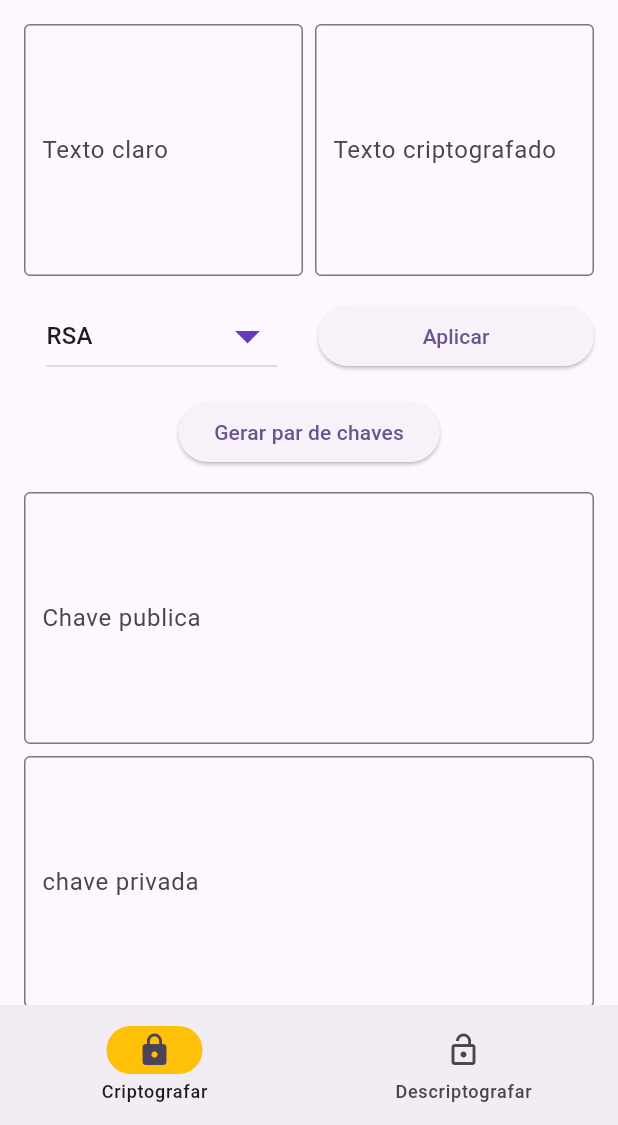
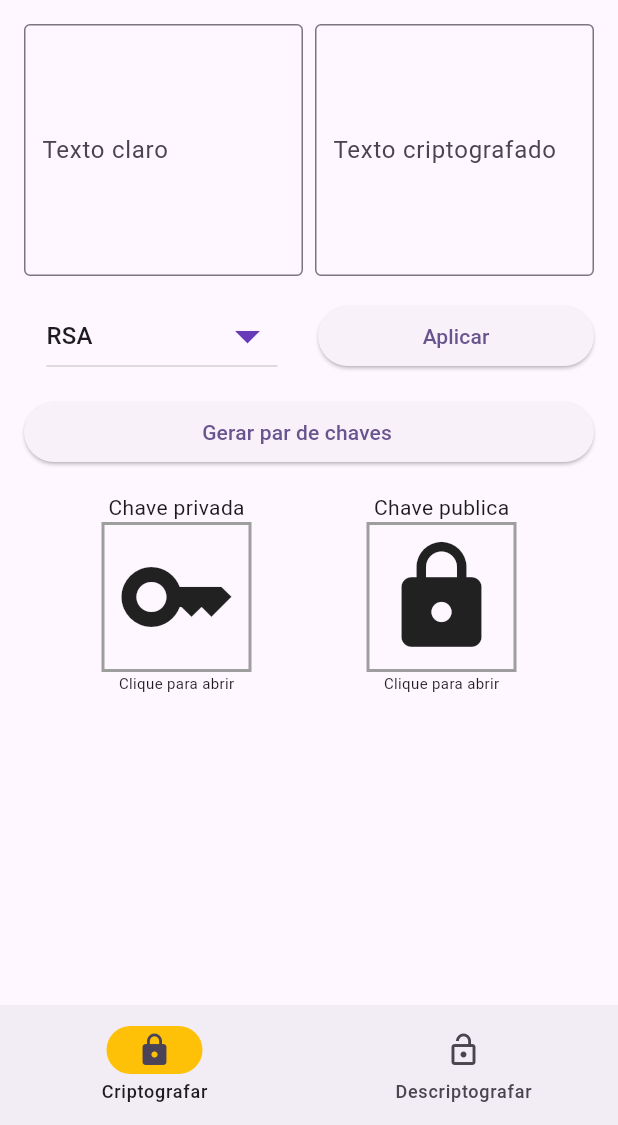
Before and after one commit to viniciusgiacomelli/cryptool, a Flutter app: the screen it shows after launch, after a tap on "Aplicar", on a phone screen of 412 x 824 dp, the part 111-1236 px from its top. Run offline on Flutter 3.47's test engine with Material 3 defaults, Android fonts, the phone set to English and light mode, and no system bars; our stand-ins replace get_it; missing offline and left inert: fast_rsa.

Commit message:
feat: :sparkles: new layout

```diff
--- a/lib/view/phone/components/phone_form.dart
+++ b/lib/view/phone/components/phone_form.dart
@@ -20,8 +20,10 @@ class _PhoneFormState extends State<PhoneForm> {
 
   final _formKey = GlobalKey<FormState>();
 
-  List<String> algorithms = <String>["RSA", "AES", "MD5"];
+  List<String> algorithms = <String>["RSA", "AES"];
   late String _algorithm;
+  bool _generatedKeys = false;
+  bool _generating = false;
 
   @override
   void initState() {
@@ -29,12 +31,30 @@ class _PhoneFormState extends State<PhoneForm> {
     super.initState();
   }
 
+  Future<String?> _generateKeyPair() async {
+    setState(() {
+      _generating = true;
+    });
+    var cryptoService = getIt.get<CryptoService>();
+    KeyPair keyPair = await cryptoService.generateKeryPair();
+    publicKeyTextController.text = keyPair.publicKey;
+    privateKeyTextController.text = keyPair.privateKey;
+    setState(() {
+      _generating = false;
+      _generatedKeys = true;
+    });
+    return null;
+  }
+
   Future<String> _getPublicKey() async {
     if(publicKeyTextController.text == ""){
       var cryptoService = getIt.get<CryptoService>();
       KeyPair keyPair = await cryptoService.generateKeryPair();
+      setState(() {
         publicKeyTextController.text = keyPair.publicKey;
         privateKeyTextController.text = keyPair.privateKey;
+        _generatedKeys = true;
+      });
       return publicKeyTextController.text;
     }
     return publicKeyTextController.text;
@@ -148,11 +168,7 @@ class _PhoneFormState extends State<PhoneForm> {
                   Expanded(
                     child: ElevatedButton(
                         onPressed: () async {
-                          var secretText = await cryptoService.cryptograph(
-                              message: cleanTextController.text,
-                              publicKey: await _getPublicKey()
-                          );
-                          secretTextController.text = secretText;
+                          await _generateKeyPair();
                         },
                         child: Text("Aplicar")
                     ),
@@ -161,47 +177,93 @@ class _PhoneFormState extends State<PhoneForm> {
               ),
               SizedBox(height: 16.0),
               ElevatedButton(
-                child: Text("Gerar par de chaves"),
+                child: Row(
+                  mainAxisAlignment: MainAxisAlignment.center,
+                  children: [
+                    Text("Gerar par de chaves"),
+                    SizedBox( width: 8,),
+                    _generating ?
+                        SizedBox(
+                          height: 8,
+                          width: 8,
+                          child: CircularProgressIndicator(
+                            strokeWidth: 2,
+                          ),
+                        ) :
+                        SizedBox( width: 8,)
+                  ],
+                ),
                 onPressed: () async {
-                  KeyPair keyPair = await cryptoService.generateKeryPair();
-                  publicKeyTextController.text = keyPair.publicKey;
-                  privateKeyTextController.text = keyPair.privateKey;
+                  await _generateKeyPair();
                 },
               ),
               SizedBox(height: 16,),
-              TextFormField(
+              Row(
+                mainAxisAlignment: MainAxisAlignment.spaceEvenly,
+                children: [
+                  GestureDetector(
+                    onTap: (){
+                      _dialogBuilder(context, "privada");
+                    },
+                    child: Container(
+                      width: 150,
+                      height: 150,
+                      child: Column(
+                        children: [
+                          Text("Chave privada"),
+                          Container(
+                            width: 100,
+                            height: 100,
+                            decoration: BoxDecoration(
+                              border: Border.all(
+                                  color: Colors.grey,
+                                  width: 2.0
+                              ),
+                            ),
+                            child: Center(
+                              child: _generatedKeys ?
+                              Icon( Icons.key, size: 80,) :
+                              Text("Gerar chave"),
+                            ),
+                          ),
+                          Text("Clique para abrir", style: TextStyle(fontSize: 10),),
+                        ],
+                      ),
+                    )
+                  ),
+                  GestureDetector(
                       onTap: (){
                         _dialogBuilder(context, "pública");
                       },
-                readOnly: true,
-                maxLines: 6,
-                decoration: const InputDecoration(
-                  border: OutlineInputBorder(),
-                  labelText: "Chave publica",
-                  contentPadding: EdgeInsets.symmetric(
-                    vertical: 12,
-                    horizontal: 8
+                      child: Container(
+                        width: 150,
+                        height: 150,
+                        child: Column(
+                          children: [
+                            Text("Chave publica"),
+                            Container(
+                              width: 100,
+                              height: 100,
+                              decoration: BoxDecoration(
+                                border: Border.all(
+                                    color: Colors.grey,
+                                    width: 2.0
+                                ),
+                              ),
+                              child: Center(
+                                child: _generatedKeys ?
+                                Icon( Icons.lock, size: 80,) :
+                                Text("Gerar chave"),
+                                // Text("Gerar chave"),
+                              ),
+                            ),
+                            Text("Clique para abrir", style: TextStyle(fontSize: 10),),
+                          ],
+                        ),
                       )
                   ),
-                controller: publicKeyTextController,
-              ),
-              SizedBox(height: 8,),
-              TextFormField(
-                onTap: (){
-                  _dialogBuilder(context, "privada");
-                },
-                readOnly: true,
-                maxLines: 6,
-                decoration: const InputDecoration(
-                    border: OutlineInputBorder(),
-                    labelText: "chave privada",
-                    contentPadding: EdgeInsets.symmetric(
-                        vertical: 12,
-                        horizontal: 8
+                ],
               )
-                ),
-                controller: privateKeyTextController,
-              ),
             ],
           ),
         ),
```
Also changed, not shown: lib/view/desktop/components/home_form.dart (+39 -20 lines), lib/viewmodel/services/crypto_service.dart (+16 -3 lines). Lines whose indentation alone changed are shown as unchanged.
